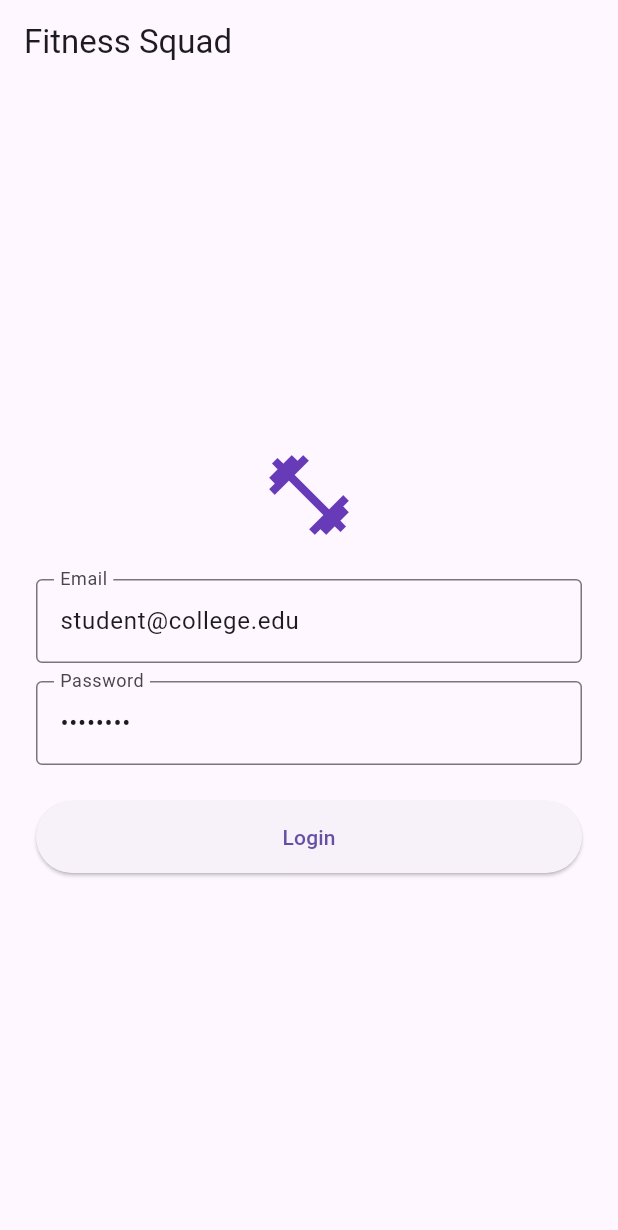
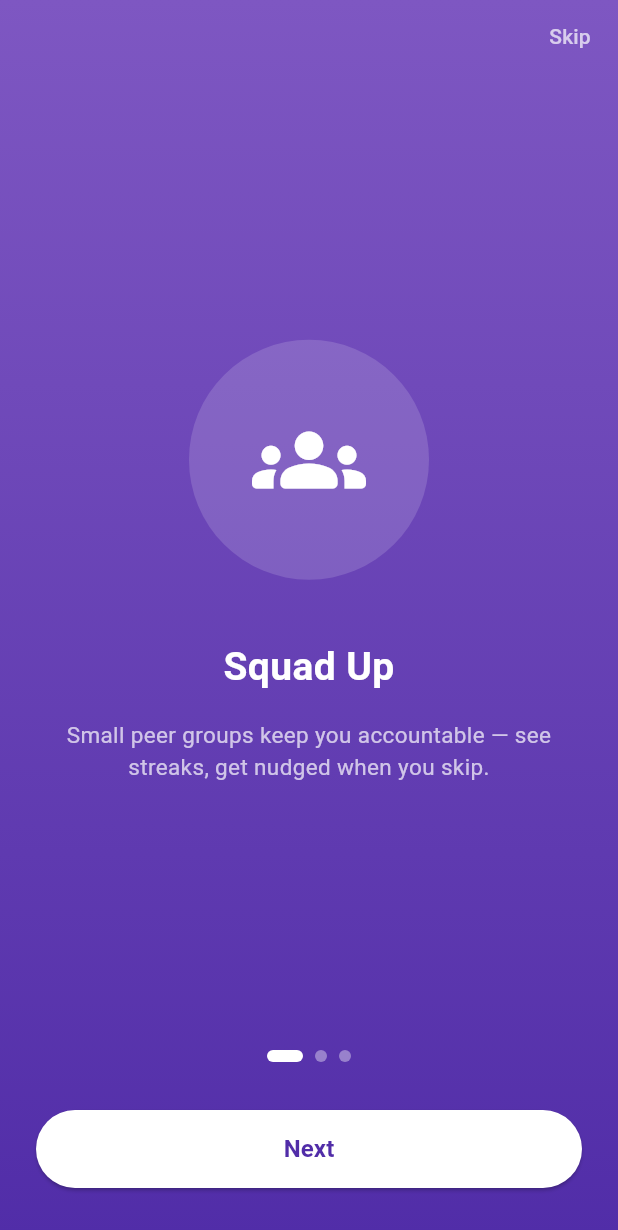
Before and after one commit to adityamahapatra1/fithub, a Flutter app: the screen it shows after launch, on a phone screen of 412 x 824 dp. Shown: the top 1230 px of the screen. Run offline on Flutter 3.47's test engine with Material 3 defaults, Android fonts, the phone set to English and light mode, and no system bars; our stand-ins replace camera; missing offline and left inert: google_mlkit_pose_detection; accounts and stored records are empty.

Commit message:
build fast SIH tommorow

```diff
--- a/lib/app.dart
+++ b/lib/app.dart
@@ -5,8 +5,7 @@ import 'providers/squad_provider.dart';
 import 'providers/leaderboard_provider.dart';
 import 'providers/workout_provider.dart';
 import 'providers/pose_provider.dart';
-import 'screens/auth/login_screen.dart';
-
+import 'screens/splash/splash_screen.dart';
 class MyApp extends StatelessWidget {
   const MyApp({super.key});
 
@@ -24,7 +23,7 @@ class MyApp extends StatelessWidget {
         title: 'Fitness Squad',
         debugShowCheckedModeBanner: false,
         theme: ThemeData(primarySwatch: Colors.deepPurple, useMaterial3: true),
-        home: const LoginScreen(),
+        home: const SplashScreen(),
       ),
     );
   }
--- a/lib/main.dart
+++ b/lib/main.dart
@@ -1,7 +1,8 @@
 import 'package:flutter/material.dart';
 import 'app.dart';
-
-void main() {
+import 'package:flutter/services.dart';
+void main() async {
   WidgetsFlutterBinding.ensureInitialized();
+  await SystemChrome.setPreferredOrientations([DeviceOrientation.portraitUp]);
   runApp(const MyApp());
 }
--- /dev/null
+++ b/lib/screens/onboarding/onboarding_screen.dart
@@ -0,0 +1,157 @@
+import 'package:flutter/material.dart';
+import '../auth/login_screen.dart';
+
+class _OnboardData {
+  final IconData icon;
+  final String title;
+  final String subtitle;
+  final List<Color> gradient;
+  _OnboardData(this.icon, this.title, this.subtitle, this.gradient);
+}
+
+class OnboardingScreen extends StatefulWidget {
+  const OnboardingScreen({super.key});
+  @override
+  State<OnboardingScreen> createState() => _OnboardingScreenState();
+}
+
+class _OnboardingScreenState extends State<OnboardingScreen> {
+  final PageController _pageController = PageController();
+  int _currentPage = 0;
+
+  final List<_OnboardData> _pages = [
+    _OnboardData(
+      Icons.groups_rounded,
+      'Squad Up',
+      'Small peer groups keep you accountable — see streaks, get nudged when you skip.',
+      [const Color(0xFF7E57C2), const Color(0xFF512DA8)],
+    ),
+    _OnboardData(
+      Icons.camera_alt_rounded,
+      'AI Rep Counter',
+      'Live camera-based squat & pushup counting with real-time form feedback.',
+      [const Color(0xFF5C6BC0), const Color(0xFF3949AB)],
+    ),
+    _OnboardData(
+      Icons.emoji_events_rounded,
+      'Climb the Leaderboard',
+      'Earn points, top your hostel or department ranking, unlock real campus perks.',
+      [const Color(0xFF5E35B1), const Color(0xFF311B92)],
+    ),
+  ];
+
+  void _next() {
+    if (_currentPage < _pages.length - 1) {
+      _pageController.nextPage(duration: const Duration(milliseconds: 400), curve: Curves.easeInOut);
+    } else {
+      Navigator.pushReplacement(context, MaterialPageRoute(builder: (_) => const LoginScreen()));
+    }
+  }
+
+  @override
+  Widget build(BuildContext context) {
+    final page = _pages[_currentPage];
+    return Scaffold(
+      body: AnimatedContainer(
+        duration: const Duration(milliseconds: 400),
+        decoration: BoxDecoration(
+          gradient: LinearGradient(begin: Alignment.topCenter, end: Alignment.bottomCenter, colors: page.gradient),
+        ),
+        child: SafeArea(
+          child: Column(
+            children: [
+              Align(
+                alignment: Alignment.topRight,
+                child: TextButton(
+                  onPressed: () => Navigator.pushReplacement(context, MaterialPageRoute(builder: (_) => const LoginScreen())),
+                  child: const Text('Skip', style: TextStyle(color: Colors.white70)),
+                ),
+              ),
+              Expanded(
+                child: PageView.builder(
+                  controller: _pageController,
+                  itemCount: _pages.length,
+                  onPageChanged: (i) => setState(() => _currentPage = i),
+                  itemBuilder: (context, i) {
+                    final p = _pages[i];
+                    return Padding(
+                      padding: const EdgeInsets.symmetric(horizontal: 36),
+                      child: Column(
+                        mainAxisAlignment: MainAxisAlignment.center,
+                        children: [
+                          TweenAnimationBuilder<double>(
+                            tween: Tween(begin: 0.7, end: 1.0),
+                            duration: const Duration(milliseconds: 500),
+                            curve: Curves.easeOutBack,
+                            builder: (context, scale, child) => Transform.scale(scale: scale, child: child),
+                            child: Container(
+                              width: 160,
+                              height: 160,
+                              decoration: BoxDecoration(
+                                color: Colors.white.withOpacity(0.15),
+                                shape: BoxShape.circle,
+                              ),
+                              child: Icon(p.icon, size: 76, color: Colors.white),
+                            ),
+                          ),
+                          const SizedBox(height: 40),
+                          Text(
+                            p.title,
+                            textAlign: TextAlign.center,
+                            style: const TextStyle(color: Colors.white, fontSize: 26, fontWeight: FontWeight.bold),
+                          ),
+                          const SizedBox(height: 16),
+                          Text(
+                            p.subtitle,
+                            textAlign: TextAlign.center,
+                            style: const TextStyle(color: Colors.white70, fontSize: 15, height: 1.4),
+                          ),
+                        ],
+                      ),
+                    );
+                  },
+                ),
+              ),
+              Row(
+                mainAxisAlignment: MainAxisAlignment.center,
+                children: List.generate(_pages.length, (i) {
+                  return AnimatedContainer(
+                    duration: const Duration(milliseconds: 300),
+                    margin: const EdgeInsets.symmetric(horizontal: 4),
+                    width: _currentPage == i ? 24 : 8,
+                    height: 8,
+                    decoration: BoxDecoration(
+                      color: _currentPage == i ? Colors.white : Colors.white38,
+                      borderRadius: BorderRadius.circular(4),
+                    ),
+                  );
+                }),
+              ),
+              const SizedBox(height: 32),
+              Padding(
+                padding: const EdgeInsets.symmetric(horizontal: 24),
+                child: SizedBox(
+                  width: double.infinity,
+                  height: 52,
+                  child: ElevatedButton(
+                    style: ElevatedButton.styleFrom(
+                      backgroundColor: Colors.white,
+                      foregroundColor: page.gradient.last,
+                      shape: RoundedRectangleBorder(borderRadius: BorderRadius.circular(26)),
+                    ),
+                    onPressed: _next,
+                    child: Text(
+                      _currentPage == _pages.length - 1 ? 'Get Started' : 'Next',
+                      style: const TextStyle(fontSize: 16, fontWeight: FontWeight.bold),
+                    ),
+                  ),
+                ),
+              ),
+              const SizedBox(height: 32),
+            ],
+          ),
+        ),
+      ),
+    );
+  }
+}
--- a/pubspec.yaml
+++ b/pubspec.yaml
@@ -41,9 +41,14 @@ dependencies:
   cupertino_icons: ^1.0.8
 
 dev_dependencies:
+  flutter_launcher_icons: ^0.13.1
   flutter_test:
     sdk: flutter
 
+flutter_launcher_icons:
+  android: true
+  ios: true
+  image_path: "assets/icon/icon.png"
   # The "flutter_lints" package below contains a set of recommended lints to
   # encourage good coding practices. The lint set provided by the package is
   # activated in the `analysis_options.yaml` file located at the root of your
```
Also changed, not shown: lib/screens/splash/splash_screen.dart (added, +86 -0 lines), assets/icon/icon.png (added), pubspec.lock.
